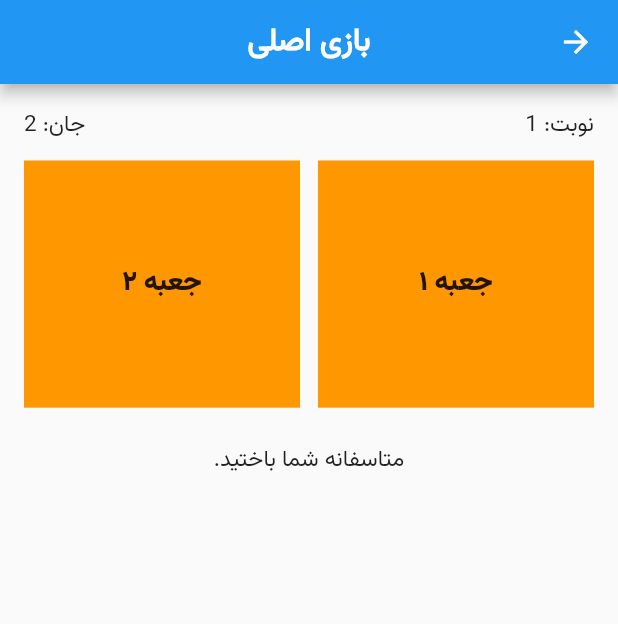
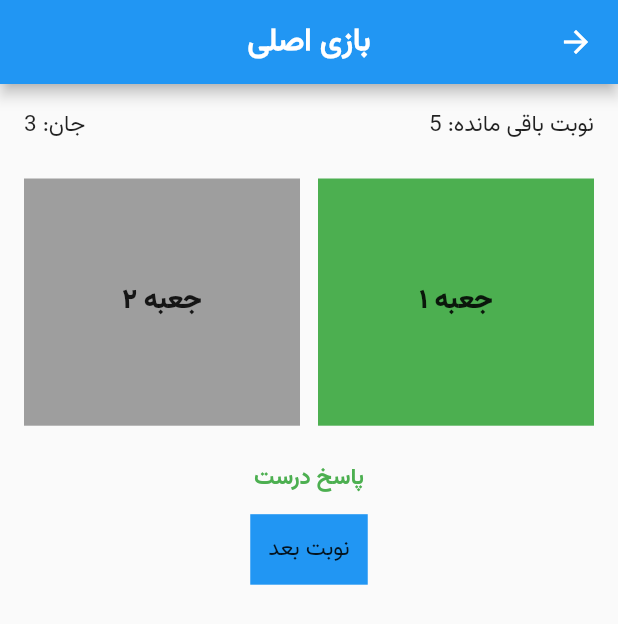
Before and after one commit to misagh1999/Nostalgia-Game, a Flutter app: the GameScreen screen opened by its route, after a tap on "جعبه ۱", on a phone screen of 412 x 824 dp. Shown: the top 624 px of the screen. Run offline on Flutter 3.47's test engine with Material 2 defaults, Android fonts, the light colour scheme and no system bars; our stand-ins replace get, url_launcher_web; missing offline and left inert: package_info_plus_web.

Commit message:
implemented intial play game

```diff
--- a/analysis_options.yaml
+++ b/analysis_options.yaml
@@ -7,7 +7,7 @@
 
 # The following line activates a set of recommended lints for Flutter apps,
 # packages, and plugins designed to encourage good coding practices.
-include: package:flutter_lints/flutter.yaml
+# include: package:flutter_lints/flutter.yaml
 
 linter:
   # The lint rules applied to this project can be customized in the
--- /dev/null
+++ b/lib/bindings/game_binding.dart
@@ -0,0 +1,9 @@
+import 'package:get/get.dart';
+import 'package:handy_dandy_app/controllers/game_controller.dart';
+
+class GameBinding implements Bindings {
+  @override
+  void dependencies() {
+    Get.lazyPut(() => GameController());
+  }
+}
--- /dev/null
+++ b/lib/controllers/game_controller.dart
@@ -0,0 +1,123 @@
+import 'dart:math';
+
+import 'package:flutter/material.dart';
+import 'package:get/get.dart';
+import 'package:handy_dandy_app/routes/app_pages.dart';
+
+class GameController extends GetxController {
+  RxInt restTurn = 5.obs;
+  RxInt live = 3.obs;
+
+  int _boxNumber = -1;
+
+  RxString message = "".obs;
+  RxBool isTrue = false.obs;
+  RxBool isSelectState = true.obs;
+  RxInt selectedBox = 0.obs;
+
+  Rx<Color> get boxColor1 {
+    var result = Colors.grey;
+    if (isSelectState.value) {
+      result = Colors.orange;
+    } else {
+      if (selectedBox.value == 1) {
+        if (isTrue.value) {
+          result = Colors.green;
+        } else {
+          result = Colors.red;
+        }
+      } else {
+        if (!isTrue.value) {
+          result = Colors.green;
+        }
+      }
+    }
+    return result.obs;
+  }
+
+  Rx<Color> get boxColor2 {
+    var result = Colors.grey;
+    if (isSelectState.value) {
+      result = Colors.orange;
+    } else {
+      if (selectedBox.value == 2) {
+        if (isTrue.value) {
+          result = Colors.green;
+        } else {
+          result = Colors.red;
+        }
+      } else {
+        if (!isTrue.value) {
+          result = Colors.green;
+        }
+      }
+    }
+    return result.obs;
+  }
+
+  @override
+  void onInit() {
+    _setRandomBox();
+    super.onInit();
+  }
+
+  _setRandomBox() {
+    int start = 1;
+    int end = 2;
+    Random random = Random();
+    _boxNumber = random.nextInt(end + 1 - start) + start;
+    print(_boxNumber);
+  }
+
+  onSelectBox1() {
+    // todo:
+    selectedBox.value = 1;
+    _checkAnswer(1);
+  }
+
+  onSelectBox2() {
+    // todo:
+    selectedBox.value = 2;
+    _checkAnswer(2);
+  }
+
+  nextTurn() {
+    isSelectState.value = true;
+    // todo: next int
+    restTurn.value = restTurn.value - 1;
+    // check if exit
+    _setRandomBox();
+    if (restTurn.value == 0) {
+      // finished
+      _finishGame();
+    }
+  }
+
+  _finishGame() {
+    if (live.value == 0) {
+      // todo: show dialog you are ok
+      Get.offNamed(Routes.FINISH_GAME, arguments: {"isWin": false});
+    } else {
+      // todo: show successfull dialog
+      Get.offNamed(Routes.FINISH_GAME, arguments: {"isWin": true});
+    }
+  }
+
+  _checkAnswer(int boxNumber) {
+    isSelectState.value = false;
+    if (boxNumber == _boxNumber) {
+      // todo: ok
+      message.value = 'پاسخ درست';
+      isTrue.value = true;
+    } else {
+      // todo: false
+      message.value = 'پاسخ ناصحیح';
+      live.value = live.value - 1;
+      isTrue.value = false;
+    }
+    if (live.value == 0) {
+      //
+      _finishGame();
+    }
+  }
+}
--- a/lib/routes/app_pages.dart
+++ b/lib/routes/app_pages.dart
@@ -1,4 +1,6 @@
 import 'package:get/get.dart';
+import 'package:handy_dandy_app/bindings/game_binding.dart';
+import 'package:handy_dandy_app/screens/finish_game/finish_game_screen.dart';
 import 'package:handy_dandy_app/screens/game/game_screen.dart';
 import 'package:handy_dandy_app/screens/home/home_screen.dart';
 import 'package:handy_dandy_app/screens/login/login_screen.dart';
@@ -13,6 +15,8 @@ class AppPages {
     GetPage(name: Routes.HOME, page: () => HomeScreen()),
     GetPage(name: Routes.LOGIN, page: () => LoginScreen()),
     GetPage(name: Routes.SIGNUP, page: () => SignupScreen()),
-    GetPage(name: Routes.GAME, page: () => GameScreen()),
+    GetPage(
+        name: Routes.GAME, page: () => GameScreen(), binding: GameBinding()),
+    GetPage(name: Routes.FINISH_GAME, page: () => FinishGameScreen())
   ];
 }
--- a/lib/routes/app_routes.dart
+++ b/lib/routes/app_routes.dart
@@ -6,4 +6,5 @@ abstract class Routes {
   static const LOGIN = '/login';
   static const SIGNUP = '/signup';
   static const GAME = '/game';
+  static const FINISH_GAME = '/finish_game';
 }
--- a/lib/screens/game/game_screen.dart
+++ b/lib/screens/game/game_screen.dart
@@ -1,9 +1,12 @@
 import 'package:flutter/material.dart';
 import 'package:get/get.dart';
 import 'package:handy_dandy_app/constants.dart';
+import 'package:handy_dandy_app/controllers/game_controller.dart';
 
 class GameScreen extends StatelessWidget {
-  const GameScreen({Key? key}) : super(key: key);
+  GameScreen({Key? key}) : super(key: key);
+
+  final GameController controller = Get.find();
 
   @override
   Widget build(BuildContext context) {
@@ -13,20 +16,27 @@ class GameScreen extends StatelessWidget {
         centerTitle: true,
       ),
       body: SafeArea(
-        child: Container(
+        child: Obx(
+          () => Container(
             padding: EdgeInsets.all(16),
             child: Center(
                 child: Column(
               children: [
                 Row(
                   children: [
-                  Text('نوبت: '),
-                  Text('1'),
+                    Text('نوبت باقی مانده: '),
+                    Obx(() => Text(controller.restTurn.value.toString())),
                     Spacer(),
                     Text('جان: '),
-                  Text('2')
+                    Text(controller.live.value.toString())
                   ],
                 ),
+                SizedBox(
+                  height: 12,
+                ),
+                controller.isSelectState.value
+                    ? Text('یک جعبه را انتخاب کنید')
+                    : SizedBox(),
                 SizedBox(
                   height: 12,
                 ),
@@ -36,15 +46,18 @@ class GameScreen extends StatelessWidget {
                       child: GestureDetector(
                         onTap: () {
                           // todo: select number 1
+                          if (controller.isSelectState.value)
+                            controller.onSelectBox1();
                         },
                         child: Container(
                           height: Get.width / 2.5,
-                        decoration: BoxDecoration(color: Colors.orange),
+                          decoration:
+                              BoxDecoration(color: controller.boxColor1.value),
                           child: Center(
                               child: Text(
                             'جعبه ۱',
-                          style:
-                              TextStyle(fontFamily: Fonts.Black, fontSize: 18),
+                            style: TextStyle(
+                                fontFamily: Fonts.Black, fontSize: 18),
                           )),
                         ),
                       ),
@@ -56,15 +69,18 @@ class GameScreen extends StatelessWidget {
                       child: GestureDetector(
                         onTap: () {
                           // todo: select number 2
+                          if (controller.isSelectState.value)
+                            controller.onSelectBox2();
                         },
                         child: Container(
                           height: Get.width / 2.5,
-                        decoration: BoxDecoration(color: Colors.orange),
+                          decoration:
+                              BoxDecoration(color: controller.boxColor2.value),
                           child: Center(
                               child: Text(
                             'جعبه ۲',
-                          style:
-                              TextStyle(fontFamily: Fonts.Black, fontSize: 18),
+                            style: TextStyle(
+                                fontFamily: Fonts.Black, fontSize: 18),
                           )),
                         ),
                       ),
@@ -74,9 +90,36 @@ class GameScreen extends StatelessWidget {
                 SizedBox(
                   height: 24,
                 ),
-              Text('متاسفانه شما باختید.'),
+                controller.isSelectState.value
+                    ? SizedBox()
+                    : Text(
+                        controller.message.value,
+                        style: TextStyle(
+                            fontFamily: Fonts.Bold,
+                            color: controller.isTrue.value
+                                ? Colors.green
+                                : Colors.red),
+                      ),
+                SizedBox(
+                  height: 12,
+                ),
+                controller.isSelectState.value
+                    ? SizedBox()
+                    : GestureDetector(
+                        onTap: () {
+                          controller.nextTurn();
+                        },
+                        child: Container(
+                          padding: EdgeInsets.all(12),
+                          decoration: BoxDecoration(
+                            color: Colors.blue,
+                          ),
+                          child: Text('نوبت بعد'),
+                        ),
+                      )
               ],
             )),
+          ),
         ),
       ),
     );
--- a/lib/screens/home/home_screen.dart
+++ b/lib/screens/home/home_screen.dart
@@ -18,6 +18,7 @@ class HomeScreen extends StatelessWidget {
           padding: EdgeInsets.all(16),
           child: Center(
               child: Column(
+            mainAxisAlignment: MainAxisAlignment.center,
             children: [
               GestureDetector(
                 onTap: () {
@@ -29,11 +30,11 @@ class HomeScreen extends StatelessWidget {
                   padding: EdgeInsets.all(12),
                   decoration: BoxDecoration(
                     borderRadius: BorderRadius.circular(12),
-                    color: primaryColor,
+                    color: Colors.blue,
                   ),
                   child: Center(
                       child: Text(
-                    'بازی با کامپیوتر',
+                    'شروع بازی',
                     style: TextStyle(color: Colors.white),
                   )),
                 ),
--- a/lib/screens/welcome/welcome_screen.dart
+++ b/lib/screens/welcome/welcome_screen.dart
@@ -15,6 +15,7 @@ class WelcomeScreen extends StatelessWidget {
   }
 
   goToNextScreen() {
-    Get.offAndToNamed(Routes.LOGIN);
+    // Get.offAndToNamed(Routes.LOGIN);
+    Get.offNamed(Routes.HOME);
   }
 }
```
Also changed, not shown: lib/screens/finish_game/finish_game_screen.dart (added, +72 -0 lines). Lines whose indentation alone changed are shown as unchanged.
